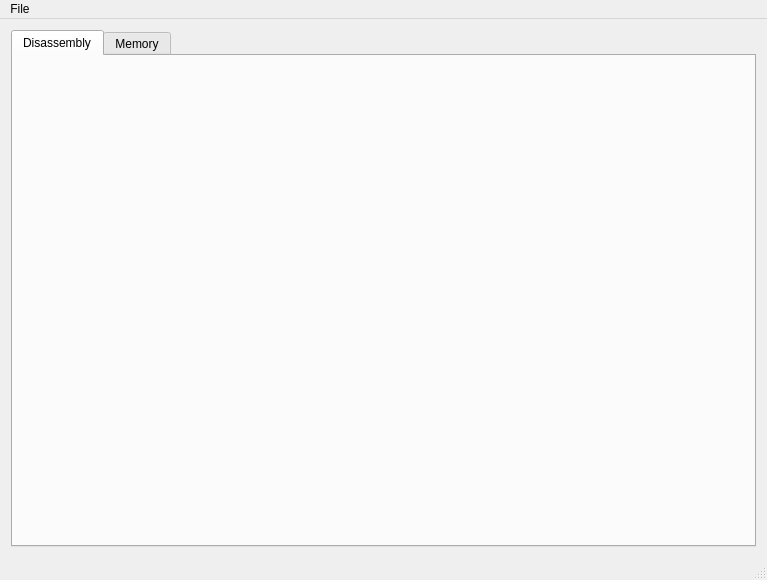
First picture: the form in pcsp_debugger/src/qt4/qt4_pcspdebugger.ui, repository pcspold/pcsp-deprecated, before the edit.
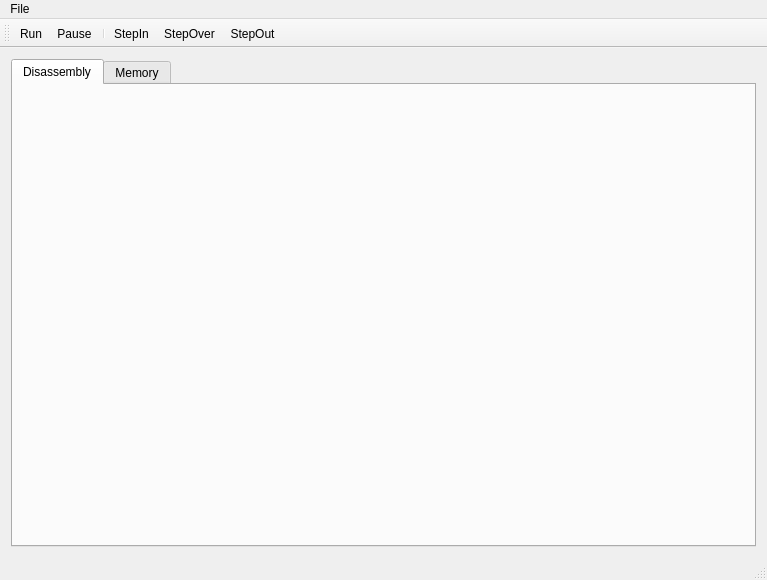
Second picture: the form after the edit. Icons and pictures are not drawn.

Commit message: prototype toolbar

The edit to the form file:
```diff
--- a/pcsp_debugger/src/qt4/qt4_pcspdebugger.ui
+++ b/pcsp_debugger/src/qt4/qt4_pcspdebugger.ui
@@ -62,6 +62,77 @@
    <addaction name="menuFile"/>
   </widget>
   <widget class="QStatusBar" name="statusBar"/>
+  <widget class="QToolBar" name="toolBar">
+   <property name="windowTitle">
+    <string>toolBar</string>
+   </property>
+   <attribute name="toolBarArea">
+    <enum>TopToolBarArea</enum>
+   </attribute>
+   <attribute name="toolBarBreak">
+    <bool>false</bool>
+   </attribute>
+   <addaction name="actionRun"/>
+   <addaction name="actionPause"/>
+   <addaction name="separator"/>
+   <addaction name="actionStepIn"/>
+   <addaction name="actionStepOver"/>
+   <addaction name="actionStepOut"/>
+  </widget>
+  <action name="actionRun">
+   <property name="icon">
+    <iconset resource="qt4_pcspdebugger.qrc">
+     <normaloff>:/../../Resources/PlayIcon.png</normaloff>:/../../Resources/PlayIcon.png</iconset>
+   </property>
+   <property name="text">
+    <string>Run</string>
+   </property>
+  </action>
+  <action name="actionPause">
+   <property name="icon">
+    <iconset resource="qt4_pcspdebugger.qrc">
+     <normaloff>:/../../Resources/PauseIcon.png</normaloff>:/../../Resources/PauseIcon.png</iconset>
+   </property>
+   <property name="text">
+    <string>Pause</string>
+   </property>
+  </action>
+  <action name="actionStepIn">
+   <property name="icon">
+    <iconset resource="qt4_pcspdebugger.qrc">
+     <normaloff>:/../../Resources/StepIntoIcon.png</normaloff>:/../../Resources/StepIntoIcon.png</iconset>
+   </property>
+   <property name="text">
+    <string>StepIn</string>
+   </property>
+   <property name="toolTip">
+    <string>Step In</string>
+   </property>
+  </action>
+  <action name="actionStepOver">
+   <property name="icon">
+    <iconset resource="qt4_pcspdebugger.qrc">
+     <normaloff>:/../../Resources/StepOverIcon.png</normaloff>:/../../Resources/StepOverIcon.png</iconset>
+   </property>
+   <property name="text">
+    <string>StepOver</string>
+   </property>
+   <property name="toolTip">
+    <string>Step Over</string>
+   </property>
+  </action>
+  <action name="actionStepOut">
+   <property name="icon">
+    <iconset resource="qt4_pcspdebugger.qrc">
+     <normaloff>:/../../Resources/StepOutIcon.png</normaloff>:/../../Resources/StepOutIcon.png</iconset>
+   </property>
+   <property name="text">
+    <string>StepOut</string>
+   </property>
+   <property name="toolTip">
+    <string>Step Out</string>
+   </property>
+  </action>
  </widget>
  <layoutdefault spacing="6" margin="11"/>
  <resources>
```
The commit also changes 6 other files.
